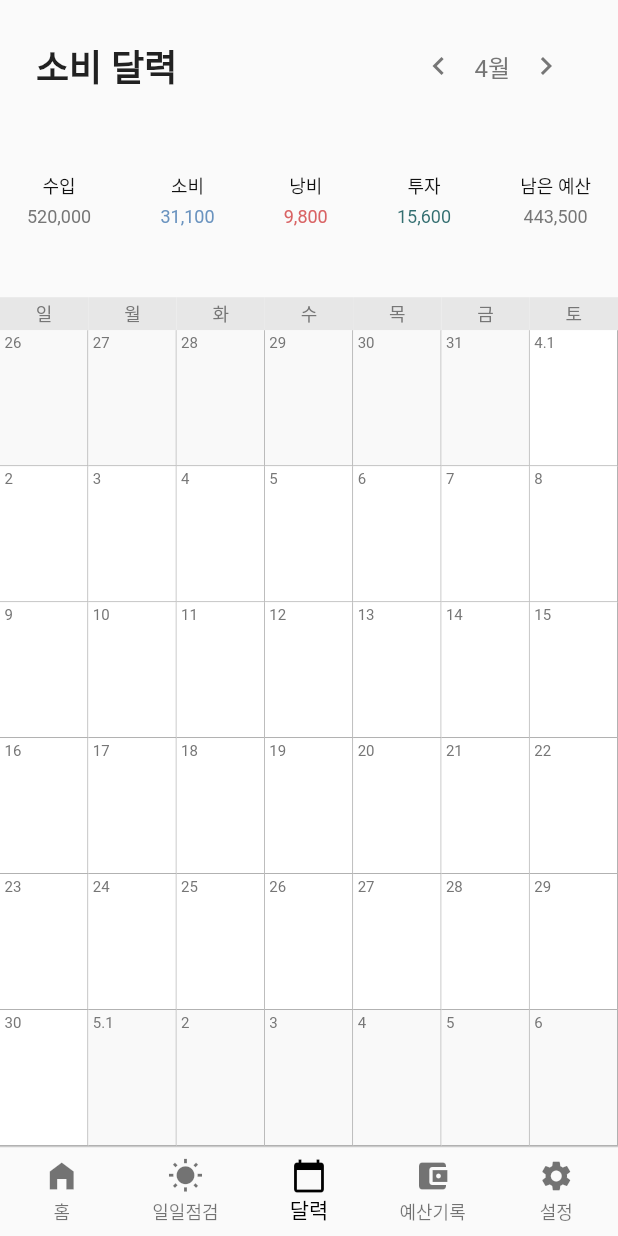
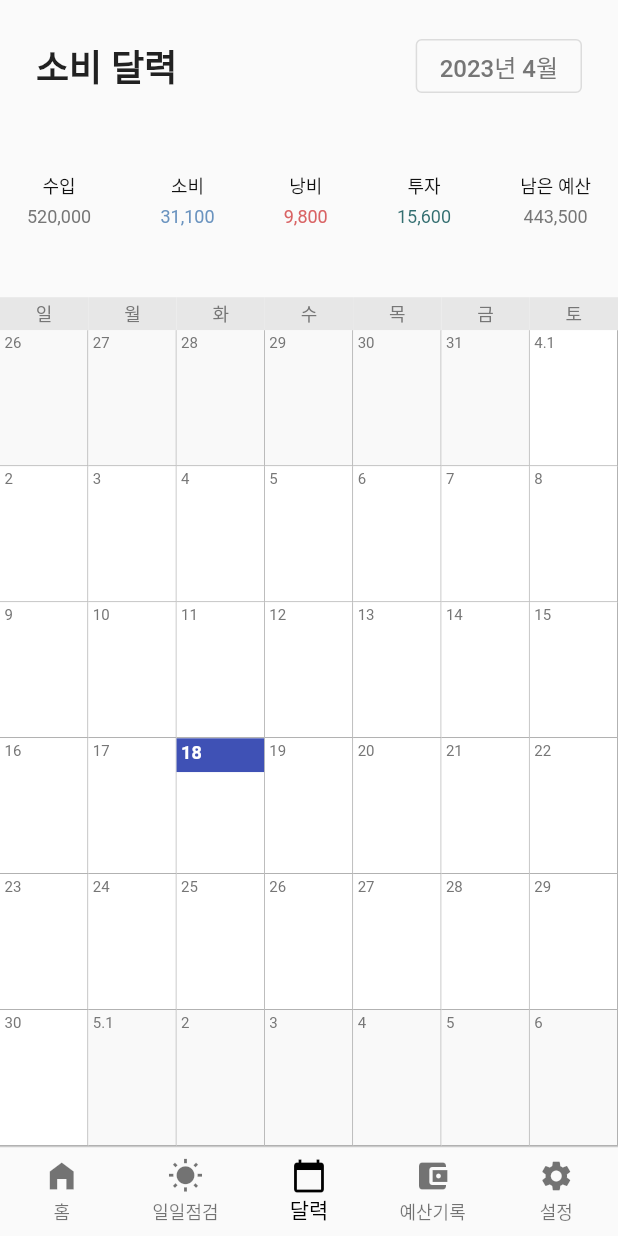
Before and after one commit to Froot-Account-Book/Froot-App-Flutter, a Flutter app: the screen it shows after launch, item 3 of the bottom bar chosen, on a phone screen of 412 x 824 dp. Run offline on Flutter 3.47's test engine with Material 2 defaults, Android fonts, the phone set to English and light mode, and no system bars; drawn by our look-alikes of table_calendar; our stand-ins replace get; Roboto replaces fonts that are missing (Pretendard).

Commit message:
달력 관련 기능 개발 중

```diff
--- a/lib/calendar_page/calendar_body.dart
+++ b/lib/calendar_page/calendar_body.dart
@@ -7,7 +7,6 @@ import 'package:table_calendar/table_calendar.dart';
 import 'package:froot_app/calendar_page/day_cell/day_cell_default.dart';
 import 'package:froot_app/calendar_page/day_cell/day_cell_outside.dart';
 import 'package:froot_app/calendar_page/day_cell/day_cell_today.dart';
-import 'package:froot_app/calendar_page/day_cell/day_cell_wrapper.dart';
 
 class CalendarBody extends StatelessWidget {
   const CalendarBody({Key? key}) : super(key: key);
@@ -17,29 +16,33 @@ class CalendarBody extends StatelessWidget {
     var controller = Get.find<CalendarController>();
 
     return Obx(
-          () => TableCalendar(
+      () => TableCalendar(
         firstDay: DateTime.utc(2010, 10, 16),
         lastDay: DateTime.utc(2030, 3, 14),
         focusedDay: controller.focusedDay.value,
         headerVisible: false,
-        availableGestures: AvailableGestures.none,
-        onCalendarCreated: (ctr) => controller.pageController = ctr,
         locale: "ko_KR",
         daysOfWeekHeight: 22,
         rowHeight: Get.height * 0.11,
         sixWeekMonthsEnforced: true,
+        onPageChanged: (focusedDay) => controller.focusedDay.value = focusedDay,
         calendarBuilders: CalendarBuilders(
-          defaultBuilder: (context, day, focusedDay) => DayCellWrapper(DayCellDefault(day)),
-          outsideBuilder: (context, day, focusedDay) => DayCellWrapper(DayCellOutside(day), isOutside: true,),
-          todayBuilder: (context, day, focusedDay) => DayCellWrapper(DayCellToday(day)), //달력에서 오늘인 날짜 강조 어떻게 할지
+          defaultBuilder: (context, day, focusedDay) => DayCellDefault(day),
+          outsideBuilder: (context, day, focusedDay) => DayCellOutside(day),
+          todayBuilder: (context, day, focusedDay) {
+            if (day.month != focusedDay.month) {
+              return DayCellOutside(day);
+            }
+            return DayCellToday(day, focusedDay);
+          },
           dowBuilder: (context, day) {
             return Container(
               decoration:
-              BoxDecoration(color: Color.fromRGBO(231, 231, 231, 1)),
+                  const BoxDecoration(color: Color.fromRGBO(231, 231, 231, 1)),
               alignment: Alignment.center,
               child: Text(
                 DateFormat.E("ko_KR").format(day),
-                style: TextStyle(
+                style: const TextStyle(
                     fontSize: 12, color: Color.fromRGBO(118, 118, 118, 1)),
               ),
             );
--- a/lib/calendar_page/calendar_header.dart
+++ b/lib/calendar_page/calendar_header.dart
@@ -1,5 +1,6 @@
 import 'package:flutter/material.dart';
 import 'package:froot_app/calendar_page/controller/calendar_controller.dart';
+import 'package:froot_app/calendar_page/month_year_picker.dart';
 import 'package:get/get.dart';
 import 'package:intl/intl.dart';
 
@@ -15,27 +16,27 @@ class CalendarHeader extends StatelessWidget {
       child: Row(
         mainAxisAlignment: MainAxisAlignment.spaceBetween,
         children: [
-          Text(
+          const Text(
             "소비 달력",
             style: TextStyle(fontSize: 24, fontWeight: FontWeight.w600),
           ),
           Row(
             mainAxisAlignment: MainAxisAlignment.spaceBetween,
             children: [
-              IconButton(
-                onPressed: controller.gotoPreviousMonth,
-                icon: const Icon(Icons.keyboard_arrow_left,
-                    color: Color.fromRGBO(118, 118, 118, 1)),
-              ),
-              Obx(() => Text(
-                DateFormat.MMMM('ko_KR').format(controller.focusedDay.value),
-                style: TextStyle(fontSize: 16, color: Color.fromRGBO(118, 118, 118, 1)),
-              ),),
-              IconButton(
-                onPressed: controller.gotoNextMonth,
-                icon: const Icon(Icons.keyboard_arrow_right,
-                    color: Color.fromRGBO(118, 118, 118, 1)),
-              ),
+              OutlinedButton(
+                onPressed: () => showDialog(
+                  context: context,
+                  builder: (context) => MonthYearPicker(controller.focusedDay.value),
+                ),
+                child: Obx(
+                  () => Text(
+                    DateFormat.yMMM('ko_KR')
+                        .format(controller.focusedDay.value),
+                    style: const TextStyle(
+                        fontSize: 16, color: Color.fromRGBO(118, 118, 118, 1)),
+                  ),
+                ),
+              )
             ],
           ),
         ],
--- a/lib/calendar_page/day_cell/day_cell_default.dart
+++ b/lib/calendar_page/day_cell/day_cell_default.dart
@@ -6,14 +6,21 @@ class DayCellDefault extends DayCellSuper {
 
   @override
   Widget build(BuildContext context) {
-    return Column(
-      children: [
-        Text(
-          showDay,
-          style: TextStyle(
-              fontSize: 10, color: Color.fromRGBO(118, 118, 118, 1)),
+    return Container(
+        alignment: Alignment.topLeft,
+        decoration: BoxDecoration(
+            border: Border(bottom: border, right: border),
+            color: Colors.white),
+        padding: const EdgeInsets.all(3),
+        child:  Column(
+          children: [
+            Text(
+              showDay,
+              style: const TextStyle(
+                  fontSize: 10, color: Color.fromRGBO(118, 118, 118, 1)),
+            )
+          ],
         )
-      ],
     );
   }
 }
--- a/lib/calendar_page/day_cell/day_cell_outside.dart
+++ b/lib/calendar_page/day_cell/day_cell_outside.dart
@@ -3,4 +3,19 @@ import 'package:froot_app/calendar_page/day_cell/day_cell_super.dart';
 
 class DayCellOutside extends DayCellSuper {
   const DayCellOutside(super.day, {Key? key}) : super(key: key);
+
+  @override
+  Widget build(BuildContext context) {
+    return Container(
+        alignment: Alignment.topLeft,
+        decoration: BoxDecoration(
+            border: Border(bottom: border, right: border),
+            color: const Color.fromRGBO(249, 249, 249, 1)),
+        padding: const EdgeInsets.all(3),
+        child: Text(
+          showDay,
+          style: const TextStyle(
+              fontSize: 10, color: Color.fromRGBO(118, 118, 118, 1)),
+        ));
+  }
 }
--- a/lib/calendar_page/day_cell/day_cell_super.dart
+++ b/lib/calendar_page/day_cell/day_cell_super.dart
@@ -2,7 +2,7 @@ import 'package:flutter/material.dart';
 
 class DayCellSuper extends StatelessWidget {
   final DateTime day;
-
+  final border = const BorderSide(color: Color.fromRGBO(153, 153, 153, 1), width: 0.5);
   String get showDay {
     return day.day == 1 ? "${day.month}.${day.day}" : day.day.toString();
   }
@@ -13,7 +13,7 @@ class DayCellSuper extends StatelessWidget {
   Widget build(BuildContext context) {
     return Text(
       showDay,
-      style: TextStyle(fontSize: 10, color: Color.fromRGBO(118, 118, 118, 1)),
+      style: const TextStyle(fontSize: 10, color: Color.fromRGBO(118, 118, 118, 1)),
     );
   }
 }
--- a/lib/calendar_page/day_cell/day_cell_today.dart
+++ b/lib/calendar_page/day_cell/day_cell_today.dart
@@ -2,18 +2,32 @@ import 'package:flutter/material.dart';
 import 'package:froot_app/calendar_page/day_cell/day_cell_super.dart';
 
 class DayCellToday extends DayCellSuper {
-  const DayCellToday(super.day, {Key? key}) : super(key: key);
+  final DateTime focusedDay;
+
+  const DayCellToday(super.day, this.focusedDay, {Key? key}) : super(key: key);
 
   @override
   Widget build(BuildContext context) {
-    return Column(
-      children: [
-        Text(
-          showDay,
-          style: TextStyle(
-              fontSize: 10, color: Color.fromRGBO(118, 118, 118, 1)),
-        )
-      ],
-    );
+    return Container(
+        alignment: Alignment.topCenter,
+        decoration: BoxDecoration(
+            border: Border(bottom: border, right: border), color: day.month == focusedDay.month ? Colors.white : const Color.fromRGBO(249, 249, 249, 1)),
+        padding: const EdgeInsets.only(top: 0.12),
+        child: LayoutBuilder(builder: (context, constraints) {
+          return Container(
+              width: constraints.maxWidth,
+              height: constraints.maxHeight/4,
+              alignment: Alignment.topLeft,
+              padding: const EdgeInsets.all(3),
+              decoration: const BoxDecoration(color: Colors.indigo),
+              child: Text(
+                showDay,
+                style: const TextStyle(
+                  fontWeight: FontWeight.bold,
+                  fontSize: 12,
+                  color: Colors.white
+                ),
+              ));
+        }));
   }
 }
--- a/lib/calendar_page/day_cell/day_cell_wrapper.dart
+++ /dev/null
@@ -1,22 +0,0 @@
-import 'package:flutter/material.dart';
-import 'package:froot_app/calendar_page/day_cell/day_cell_super.dart';
-
-class DayCellWrapper extends StatelessWidget {
-  final DayCellSuper dayCell;
-  final bool isOutside;
-
-  const DayCellWrapper(this.dayCell, {Key? key, this.isOutside = false}) : super(key: key);
-
-  @override
-  Widget build(BuildContext context) {
-    var border = BorderSide(color: Color.fromRGBO(153, 153, 153, 1), width: 0.5);
-    return Container(
-      alignment: Alignment.topLeft,
-      decoration: BoxDecoration(
-          border: Border(bottom: border, right: border),
-          color: isOutside ? Color.fromRGBO(249, 249, 249, 1) : Colors.white),
-      padding: EdgeInsets.all(3),
-      child: dayCell
-    );
-  }
-}
--- a/lib/calendar_page/month_statistics.dart
+++ b/lib/calendar_page/month_statistics.dart
@@ -7,7 +7,7 @@ class MonthStatistics extends StatelessWidget {
   @override
   Widget build(BuildContext context) {
     var f = NumberFormat.currency(locale: "ko_KR", symbol: '');
-    var txtStyle = TextStyle(
+    var txtStyle = const TextStyle(
         fontSize: 12,
         fontWeight: FontWeight.w500,
         color: Color.fromRGBO(17, 17, 17, 1));
@@ -18,46 +18,46 @@ class MonthStatistics extends StatelessWidget {
             Row(mainAxisAlignment: MainAxisAlignment.spaceBetween, children: [
           Column(children: [
             Text("수입", style: txtStyle),
-            SizedBox(height: 5),
+            const SizedBox(height: 5),
             Text(
               f.format(520000),
-              style: TextStyle(
+              style: const TextStyle(
                   fontSize: 12, color: Color.fromRGBO(118, 118, 118, 1)),
             ),
           ]),
           Column(children: [
             Text("소비", style: txtStyle),
-            SizedBox(height: 5),
+            const SizedBox(height: 5),
             Text(
               f.format(31100),
-              style: TextStyle(
+              style: const TextStyle(
                   fontSize: 12, color: Color.fromRGBO(106, 147, 191, 1)),
             ),
           ]),
           Column(children: [
             Text("낭비", style: txtStyle),
-            SizedBox(height: 5),
+            const SizedBox(height: 5),
             Text(
               f.format(9800),
-              style: TextStyle(
+              style: const TextStyle(
                   fontSize: 12, color: Color.fromRGBO(217, 99, 100, 1)),
             ),
           ]),
           Column(children: [
             Text("투자", style: txtStyle),
-            SizedBox(height: 5),
+            const SizedBox(height: 5),
             Text(
               f.format(15600),
-              style: TextStyle(
+              style: const TextStyle(
                   fontSize: 12, color: Color.fromRGBO(51, 110, 112, 1)),
             ),
           ]),
           Column(children: [
             Text("남은 예산", style: txtStyle),
-            SizedBox(height: 5),
+            const SizedBox(height: 5),
             Text(
               f.format(443500),
-              style: TextStyle(
+              style: const TextStyle(
                   fontSize: 12, color: Color.fromRGBO(118, 118, 118, 1)),
             ),
           ])
--- a/lib/main.dart
+++ b/lib/main.dart
@@ -16,7 +16,7 @@ class FrootApp extends StatelessWidget {
       theme: ThemeData(
         fontFamily: 'Pretendard'
       ),
-      home: SafeArea(
+      home: const SafeArea(
         child: MainNavigation(),
       ),
     );
```
Also changed, not shown: lib/calendar_page/controller/calendar_controller.dart (+2 -15 lines), lib/calendar_page/controller/picker_controller.dart (added, +16 -0 lines), lib/calendar_page/month_year_picker.dart (added, +103 -0 lines).
